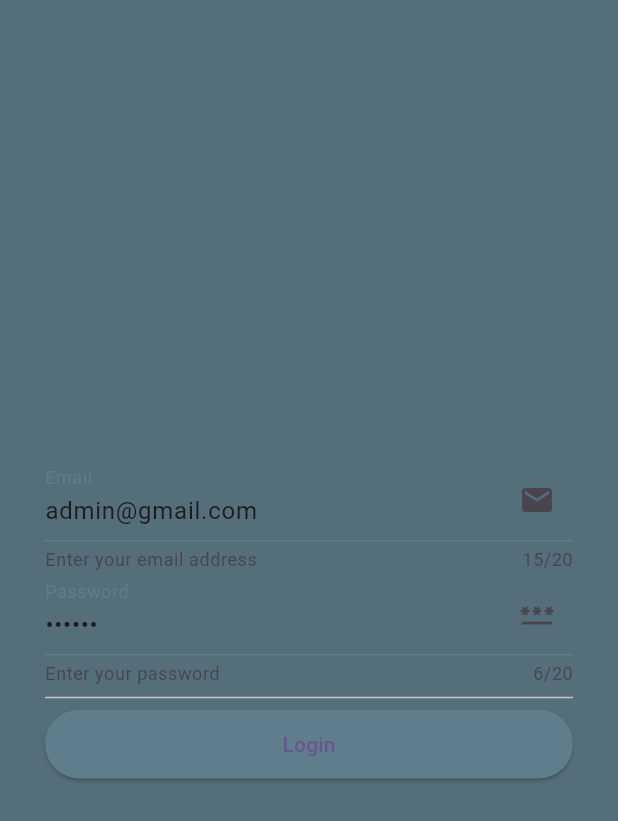
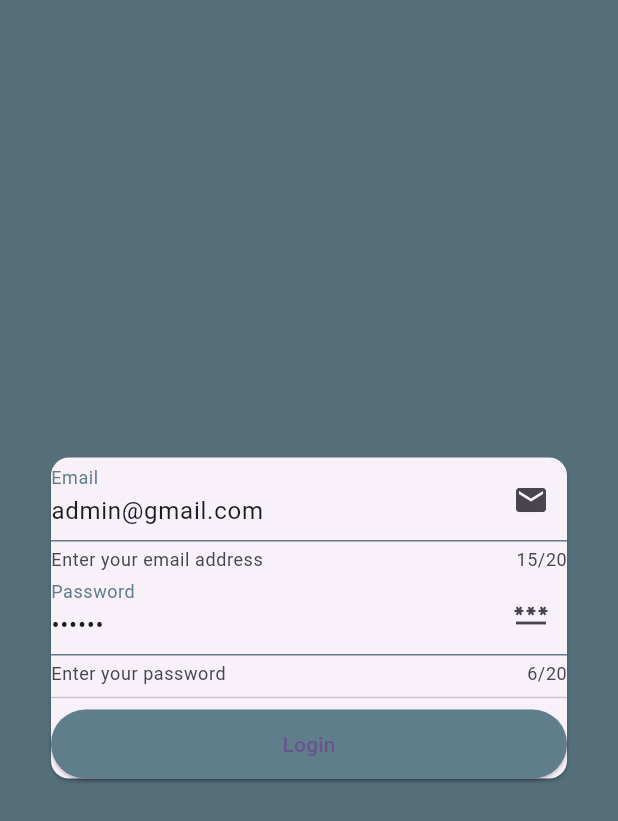
Before and after one commit to purniawan4905/login_logout_registrasi, a Flutter app: the screen it shows after launch, on a phone screen of 412 x 824 dp. Shown: the top 821 px of the screen. Run offline on Flutter 3.47's test engine with Material 3 defaults, Android fonts, the phone set to English and light mode, and no system bars; our stand-ins replace firebase_core; accounts and stored records are empty.

Commit message:
membuat card pembungkus login

```diff
--- a/lib/module/login/view/login_view.dart
+++ b/lib/module/login/view/login_view.dart
@@ -13,6 +13,10 @@ class LoginView extends StatefulWidget {
         padding: const EdgeInsets.all(30.0),
         child: Column(
           mainAxisAlignment: MainAxisAlignment.center,
+          children: [
+            Card(
+              child: Container(
+                child: Column(
                   children: [
                     TextFormField(
                       initialValue: 'admin@gmail.com',
@@ -70,6 +74,10 @@ class LoginView extends StatefulWidget {
                   ],
                 ),
               ),
+            )
+          ],
+        ),
+      ),
     );
   }
 
```
Lines whose indentation alone changed are shown as unchanged.
